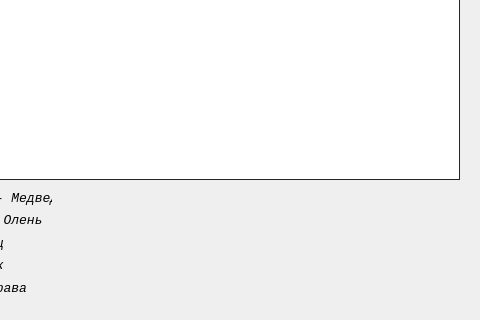
Qt form mainwindow.ui (tellurixn/Modeling) before a commit; both pictures show x 270 to 750 and y 130 to 450 of the 750 by 450 pixel window.
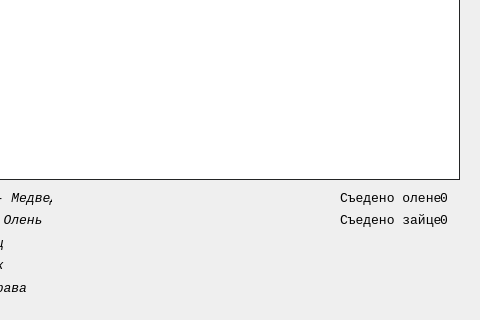
The same form after that commit.

Commit message: Now you can see how many hares and deer have been eaten.

```diff
--- a/mainwindow.ui
+++ b/mainwindow.ui
@@ -193,6 +193,58 @@
      </item>
     </layout>
    </widget>
+   <widget class="QLabel" name="label_7">
+    <property name="geometry">
+     <rect>
+      <x>610</x>
+      <y>320</y>
+      <width>101</width>
+      <height>16</height>
+     </rect>
+    </property>
+    <property name="text">
+     <string>Съедено оленей:</string>
+    </property>
+   </widget>
+   <widget class="QLabel" name="DeerText">
+    <property name="geometry">
+     <rect>
+      <x>710</x>
+      <y>320</y>
+      <width>16</width>
+      <height>16</height>
+     </rect>
+    </property>
+    <property name="text">
+     <string>0</string>
+    </property>
+   </widget>
+   <widget class="QLabel" name="label_9">
+    <property name="geometry">
+     <rect>
+      <x>610</x>
+      <y>340</y>
+      <width>101</width>
+      <height>20</height>
+     </rect>
+    </property>
+    <property name="text">
+     <string>Съедено зайцев:</string>
+    </property>
+   </widget>
+   <widget class="QLabel" name="HareText">
+    <property name="geometry">
+     <rect>
+      <x>710</x>
+      <y>340</y>
+      <width>16</width>
+      <height>21</height>
+     </rect>
+    </property>
+    <property name="text">
+     <string>0</string>
+    </property>
+   </widget>
   </widget>
  </widget>
  <resources/>
```
The commit also changes 5 other files.
